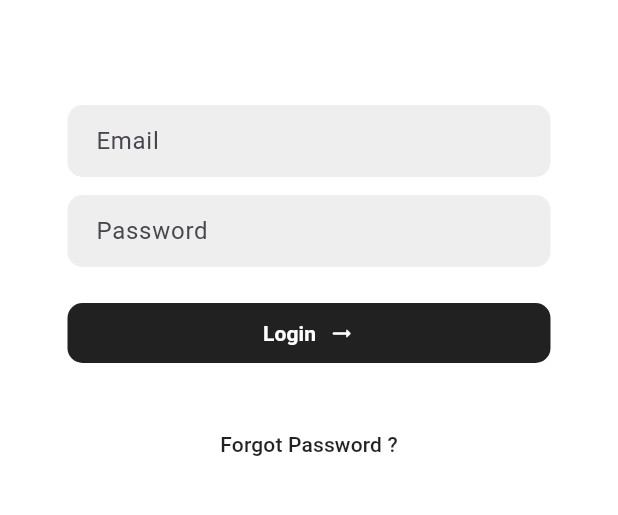
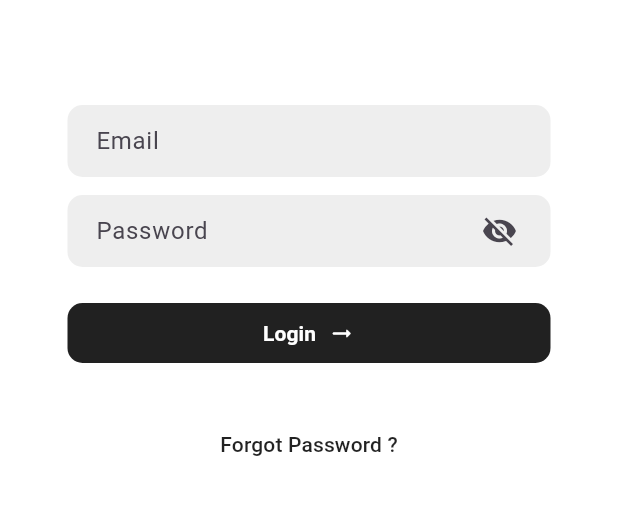
Before and after one commit to jainambarbhaya1509/Scheduler, a Flutter app: the screen it shows after launch, on a phone screen of 412 x 824 dp, the part 588-1103 px from its top. Run offline on Flutter 3.47's test engine with Material 3 defaults, Android fonts, the light colour scheme and no system bars; our stand-ins replace cloud_firestore, file_picker, firebase_core, get, logger, permission_handler and 1 more; missing offline and left inert: dart:html, dart:js_interop, excel, mailer; accounts and stored records are empty.

Commit message:
fixed download added password visibility toggle

```diff
--- a/lib/helper/download/download.dart
+++ /dev/null
@@ -1 +0,0 @@
-export 'download_web.dart' if (dart.library.io) 'download_mobile.dart';
--- a/lib/helper/download/download_mobile.dart
+++ b/lib/helper/download/download_mobile.dart
@@ -15,7 +15,7 @@ Future<bool> _requestPermissions() async {
   return true;
 }
 
-Future<void> downloadExcelFile(String fileName) async {
+Future<void> downloadExcelFileApp(String fileName) async {
 
   // Load asset template
   final byteData = await rootBundle.load('assets/template.xlsx');
--- a/lib/pages/login/login_page.dart
+++ b/lib/pages/login/login_page.dart
@@ -16,7 +16,8 @@ class LoginPage extends StatelessWidget {
           return Center(
             child: SingleChildScrollView(
               padding: EdgeInsets.symmetric(
-                  horizontal: isWide ? constraints.maxWidth * 0.3 : 25),
+                horizontal: isWide ? constraints.maxWidth * 0.3 : 25,
+              ),
               child: Column(
                 mainAxisSize: MainAxisSize.min,
                 children: [
@@ -65,9 +66,10 @@ class LoginPage extends StatelessWidget {
                                     left: 25,
                                     right: 25,
                                     top: 20,
-                                    bottom: MediaQuery.of(context)
-                                            .viewInsets
-                                            .bottom +
+                                    bottom:
+                                        MediaQuery.of(
+                                          context,
+                                        ).viewInsets.bottom +
                                         20,
                                   ),
                                   child: Obx(() {
@@ -88,7 +90,8 @@ class LoginPage extends StatelessWidget {
                                         TextFormField(
                                           controller: logic.emailController,
                                           decoration: _buildInputDecoration(
-                                              "Email"),
+                                            hint: "Email",
+                                          ),
                                         ),
                                         const SizedBox(height: 15),
                                         if (!logic.showOtpField.value)
@@ -101,7 +104,8 @@ class LoginPage extends StatelessWidget {
                                                   ? null
                                                   : () async {
                                                       await logic.sendOtp(
-                                                            logic.emailController
+                                                        logic
+                                                            .emailController
                                                             .text,
                                                       );
                                                       logic.showOtpField.value =
@@ -116,7 +120,8 @@ class LoginPage extends StatelessWidget {
                                                 Icons.arrow_right_alt_rounded,
                                               ),
                                               style: TextButton.styleFrom(
-                                                backgroundColor: Colors.grey[900],
+                                                backgroundColor:
+                                                    Colors.grey[900],
                                                 foregroundColor: Colors.white,
                                                 padding:
                                                     const EdgeInsets.symmetric(
@@ -135,7 +140,8 @@ class LoginPage extends StatelessWidget {
                                             controller: logic.otpController,
                                             keyboardType: TextInputType.number,
                                             decoration: _buildInputDecoration(
-                                                "Enter OTP"),
+                                              hint: "Enter OTP",
+                                            ),
                                           ),
                                           const SizedBox(height: 15),
                                           SizedBox(
@@ -147,12 +153,14 @@ class LoginPage extends StatelessWidget {
                                                   ? null
                                                   : () async {
                                                       if (logic.verifyOtp(
-                                                            logic.otpController
+                                                        logic
+                                                            .otpController
                                                             .text,
                                                       )) {
                                                         await logic
                                                             .sendNewPassword(
-                                                              logic.emailController
+                                                              logic
+                                                                  .emailController
                                                                   .text,
                                                             );
                                                         Get.snackbar(
@@ -182,7 +190,8 @@ class LoginPage extends StatelessWidget {
                                                 Icons.check_circle_outline,
                                               ),
                                               style: TextButton.styleFrom(
-                                                backgroundColor: Colors.grey[900],
+                                                backgroundColor:
+                                                    Colors.grey[900],
                                                 foregroundColor: Colors.white,
                                                 padding:
                                                     const EdgeInsets.symmetric(
@@ -208,11 +217,10 @@ class LoginPage extends StatelessWidget {
                       );
                     },
                     style: ButtonStyle(
-                      padding: MaterialStateProperty.all(EdgeInsets.zero),
-                      minimumSize: MaterialStateProperty.all(Size.zero),
+                      padding: WidgetStateProperty.all(EdgeInsets.zero),
+                      minimumSize: WidgetStateProperty.all(Size.zero),
                       tapTargetSize: MaterialTapTargetSize.shrinkWrap,
-                      overlayColor:
-                          MaterialStateProperty.all(Colors.white),
+                      overlayColor: WidgetStateProperty.all(Colors.white),
                     ),
                     child: const Text(
                       "Forgot Password ?",
@@ -229,7 +237,10 @@ class LoginPage extends StatelessWidget {
   }
 
   Widget _buildLoginCard(
-      BuildContext context, LoginController controller, BoxConstraints constraints) {
+    BuildContext context,
+    LoginController controller,
+    BoxConstraints constraints,
+  ) {
     return Container(
       margin: const EdgeInsets.symmetric(vertical: 20),
       padding: const EdgeInsets.all(20),
@@ -240,14 +251,28 @@ class LoginPage extends StatelessWidget {
         children: [
           TextFormField(
             controller: controller.emailController,
-            decoration: _buildInputDecoration("Email"),
+            decoration: _buildInputDecoration(hint: "Email"),
           ),
           const SizedBox(height: 12),
-          TextFormField(
+
+          Obx(
+            () => TextFormField(
               controller: controller.passwordController,
-            decoration: _buildInputDecoration("Password"),
-            obscureText: true,
+              obscureText: !controller.isPasswordVisible.value,
+              decoration: _buildInputDecoration(
+                hint: "Password",
+                suffixIcon: IconButton(
+                  icon: Icon(
+                    controller.isPasswordVisible.value
+                        ? Icons.visibility
+                        : Icons.visibility_off,
                   ),
+                  onPressed: controller.togglePasswordVisibility,
+                ),
+              ),
+            ),
+          ),
+
           const SizedBox(height: 20),
           _buildLoginButton(controller),
         ],
@@ -306,11 +331,18 @@ class LoginPage extends StatelessWidget {
     });
   }
 
-  InputDecoration _buildInputDecoration(String hint) {
+  InputDecoration _buildInputDecoration({
+    required String hint,
+    Widget? suffixIcon,
+  }) {
     return InputDecoration(
       filled: true,
       fillColor: Colors.grey[200],
       hintText: hint,
+      suffixIcon: Padding(
+        padding: EdgeInsetsGeometry.only(right: 10),
+        child: suffixIcon,
+      ),
       border: OutlineInputBorder(
         borderRadius: BorderRadius.circular(10),
         borderSide: BorderSide.none,
--- a/pubspec.yaml
+++ b/pubspec.yaml
@@ -53,6 +53,7 @@ dependencies:
   web: ^1.1.1
   url_launcher: ^6.3.2
   logger: ^2.6.2
+  path: ^1.9.1
 
 dev_dependencies:
   flutter_test:
```
Also changed, not shown: lib/controller/auth/login_controller.dart (+9 -2 lines), lib/helper/download/download_web.dart (+20 -11 lines), lib/pages/manage_timetable/add_timetable.dart (+8 -1 lines), pubspec.lock, 1 other file. Lines whose indentation alone changed are shown as unchanged.
